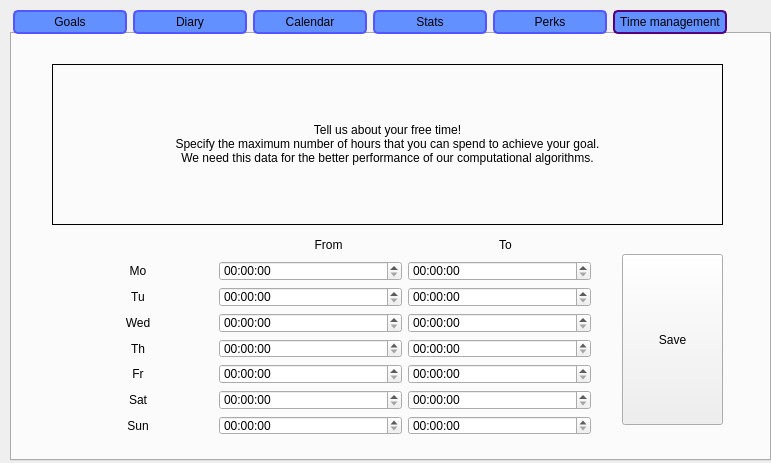
Qt form Combine/organizerui.ui (pzksHackathon/CactusHackathon) before a commit.
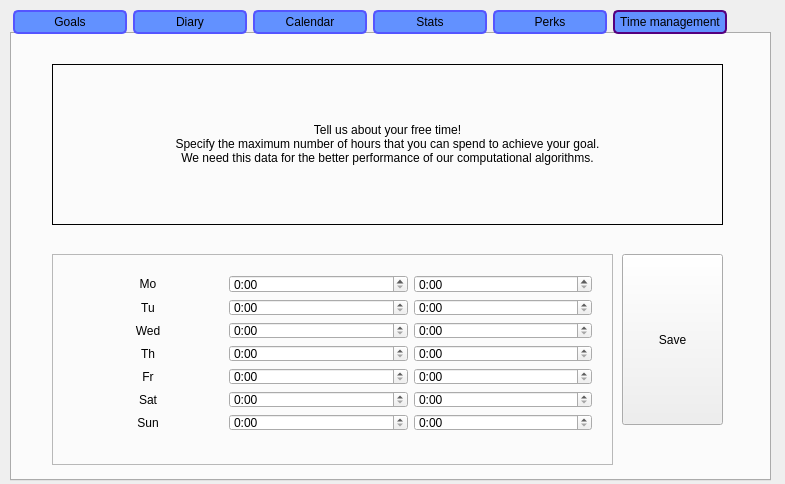
The same form after that commit. The open tabs and pages were chosen to show the change.

Commit message: ALgorithm for calendar

Patch:
```diff
--- a/Combine/organizerui.ui
+++ b/Combine/organizerui.ui
@@ -6,8 +6,8 @@
    <rect>
     <x>0</x>
     <y>0</y>
-    <width>771</width>
-    <height>463</height>
+    <width>785</width>
+    <height>484</height>
    </rect>
   </property>
   <property name="windowTitle">
@@ -20,7 +20,7 @@
       <x>10</x>
       <y>10</y>
       <width>761</width>
-      <height>451</height>
+      <height>471</height>
      </rect>
     </property>
     <property name="styleSheet">
@@ -2759,58 +2759,31 @@
        <string>Save</string>
       </property>
      </widget>
-     <widget class="QWidget" name="layoutWidget">
+     <widget class="QFrame" name="frameTM">
       <property name="geometry">
        <rect>
         <x>40</x>
-        <y>190</y>
-        <width>550</width>
-        <height>222</height>
+        <y>220</y>
+        <width>561</width>
+        <height>211</height>
        </rect>
       </property>
-      <layout class="QVBoxLayout" name="verticalLayout_27">
-       <item>
-        <layout class="QHBoxLayout" name="horizontalLayout_55">
-         <item>
-          <spacer name="horizontalSpacer_100">
-           <property name="orientation">
-            <enum>Qt::Horizontal</enum>
-           </property>
-           <property name="sizeType">
-            <enum>QSizePolicy::Fixed</enum>
-           </property>
-           <property name="sizeHint" stdset="0">
-            <size>
-             <width>180</width>
-             <height>20</height>
-            </size>
-           </property>
-          </spacer>
-         </item>
-         <item>
-          <widget class="QLabel" name="from_label">
-           <property name="text">
-            <string>From</string>
-           </property>
-           <property name="alignment">
-            <set>Qt::AlignCenter</set>
-           </property>
-          </widget>
-         </item>
-         <item>
-          <widget class="QLabel" name="to_label">
-           <property name="text">
-            <string>To</string>
-           </property>
-           <property name="alignment">
-            <set>Qt::AlignCenter</set>
-           </property>
-          </widget>
-         </item>
-        </layout>
-       </item>
-       <item>
-        <layout class="QVBoxLayout" name="verticalLayout_26">
+      <property name="frameShape">
+       <enum>QFrame::StyledPanel</enum>
+      </property>
+      <property name="frameShadow">
+       <enum>QFrame::Raised</enum>
+      </property>
+      <widget class="QWidget" name="">
+       <property name="geometry">
+        <rect>
+         <x>10</x>
+         <y>10</y>
+         <width>541</width>
+         <height>178</height>
+        </rect>
+       </property>
+       <layout class="QVBoxLayout" name="verticalLayout_7">
          <item>
           <layout class="QHBoxLayout" name="horizontalLayout_48">
            <item>
@@ -2834,6 +2807,9 @@
              <property name="frame">
               <bool>true</bool>
              </property>
+            <property name="displayFormat">
+             <string>h:mm</string>
+            </property>
             </widget>
            </item>
            <item>
@@ -2841,6 +2817,9 @@
              <property name="frame">
               <bool>true</bool>
              </property>
+            <property name="displayFormat">
+             <string>h:mm</string>
+            </property>
             </widget>
            </item>
           </layout>
@@ -2868,6 +2847,9 @@
              <property name="frame">
               <bool>true</bool>
              </property>
+            <property name="displayFormat">
+             <string>h:mm</string>
+            </property>
             </widget>
            </item>
            <item>
@@ -2875,6 +2857,9 @@
              <property name="frame">
               <bool>true</bool>
              </property>
+            <property name="displayFormat">
+             <string>h:mm</string>
+            </property>
             </widget>
            </item>
           </layout>
@@ -2902,6 +2887,9 @@
              <property name="frame">
               <bool>true</bool>
              </property>
+            <property name="displayFormat">
+             <string>h:mm</string>
+            </property>
             </widget>
            </item>
            <item>
@@ -2909,6 +2897,9 @@
              <property name="frame">
               <bool>true</bool>
              </property>
+            <property name="displayFormat">
+             <string>h:mm</string>
+            </property>
             </widget>
            </item>
           </layout>
@@ -2936,6 +2927,9 @@
              <property name="frame">
               <bool>true</bool>
              </property>
+            <property name="displayFormat">
+             <string>h:mm</string>
+            </property>
             </widget>
            </item>
            <item>
@@ -2943,6 +2937,9 @@
              <property name="frame">
               <bool>true</bool>
              </property>
+            <property name="displayFormat">
+             <string>h:mm</string>
+            </property>
             </widget>
            </item>
           </layout>
@@ -2970,6 +2967,9 @@
              <property name="frame">
               <bool>true</bool>
              </property>
+            <property name="displayFormat">
+             <string>h:mm</string>
+            </property>
             </widget>
            </item>
            <item>
@@ -2977,6 +2977,9 @@
              <property name="frame">
               <bool>true</bool>
              </property>
+            <property name="displayFormat">
+             <string>h:mm</string>
+            </property>
             </widget>
            </item>
           </layout>
@@ -3004,6 +3007,9 @@
              <property name="frame">
               <bool>true</bool>
              </property>
+            <property name="displayFormat">
+             <string>h:mm</string>
+            </property>
             </widget>
            </item>
            <item>
@@ -3011,6 +3017,9 @@
              <property name="frame">
               <bool>true</bool>
              </property>
+            <property name="displayFormat">
+             <string>h:mm</string>
+            </property>
             </widget>
            </item>
           </layout>
@@ -3038,6 +3047,9 @@
              <property name="frame">
               <bool>true</bool>
              </property>
+            <property name="displayFormat">
+             <string>h:mm</string>
+            </property>
             </widget>
            </item>
            <item>
@@ -3045,11 +3057,61 @@
              <property name="frame">
               <bool>true</bool>
              </property>
+            <property name="displayFormat">
+             <string>h:mm</string>
+            </property>
             </widget>
            </item>
           </layout>
          </item>
         </layout>
+      </widget>
+     </widget>
+     <widget class="QWidget" name="">
+      <property name="geometry">
+       <rect>
+        <x>41</x>
+        <y>191</y>
+        <width>541</width>
+        <height>22</height>
+       </rect>
+      </property>
+      <layout class="QHBoxLayout" name="horizontalLayout_55">
+       <item>
+        <spacer name="horizontalSpacer_100">
+         <property name="orientation">
+          <enum>Qt::Horizontal</enum>
+         </property>
+         <property name="sizeType">
+          <enum>QSizePolicy::Fixed</enum>
+         </property>
+         <property name="sizeHint" stdset="0">
+          <size>
+           <width>180</width>
+           <height>20</height>
+          </size>
+         </property>
+        </spacer>
+       </item>
+       <item>
+        <widget class="QLabel" name="from_label">
+         <property name="text">
+          <string>From</string>
+         </property>
+         <property name="alignment">
+          <set>Qt::AlignCenter</set>
+         </property>
+        </widget>
+       </item>
+       <item>
+        <widget class="QLabel" name="to_label">
+         <property name="text">
+          <string>To</string>
+         </property>
+         <property name="alignment">
+          <set>Qt::AlignCenter</set>
+         </property>
+        </widget>
        </item>
       </layout>
      </widget>
```
Left out of the diff: 37 changed lines with no effect on the pictures. Lines whose indentation alone changed are shown as unchanged. The commit also changes 2 other files.
